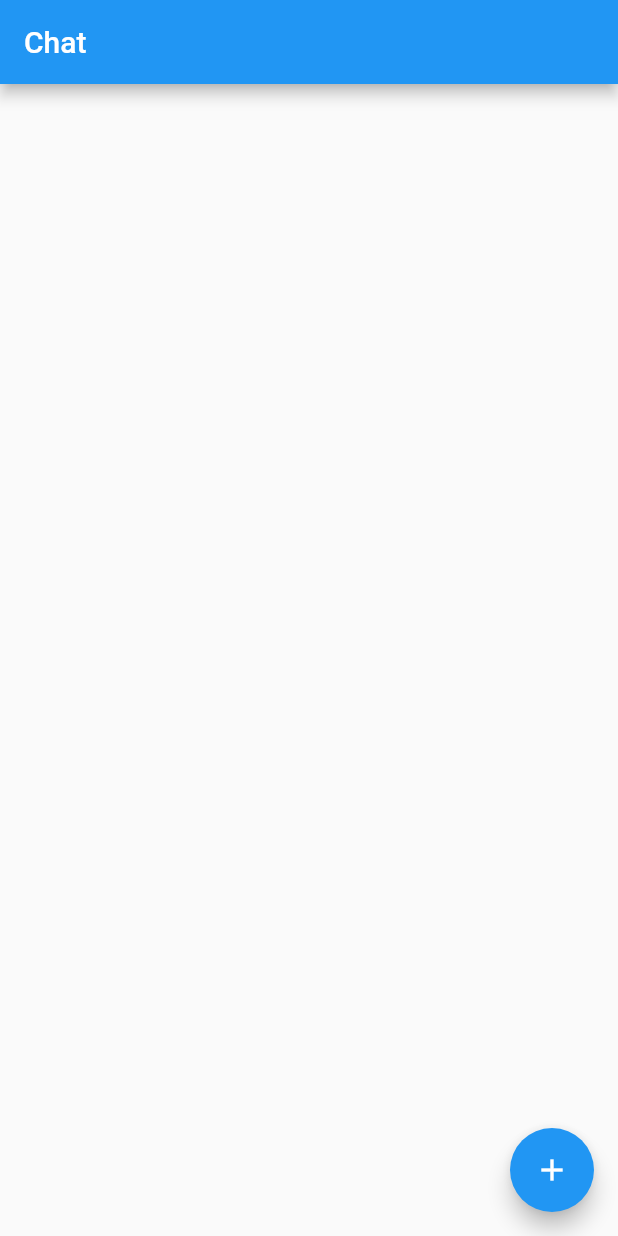
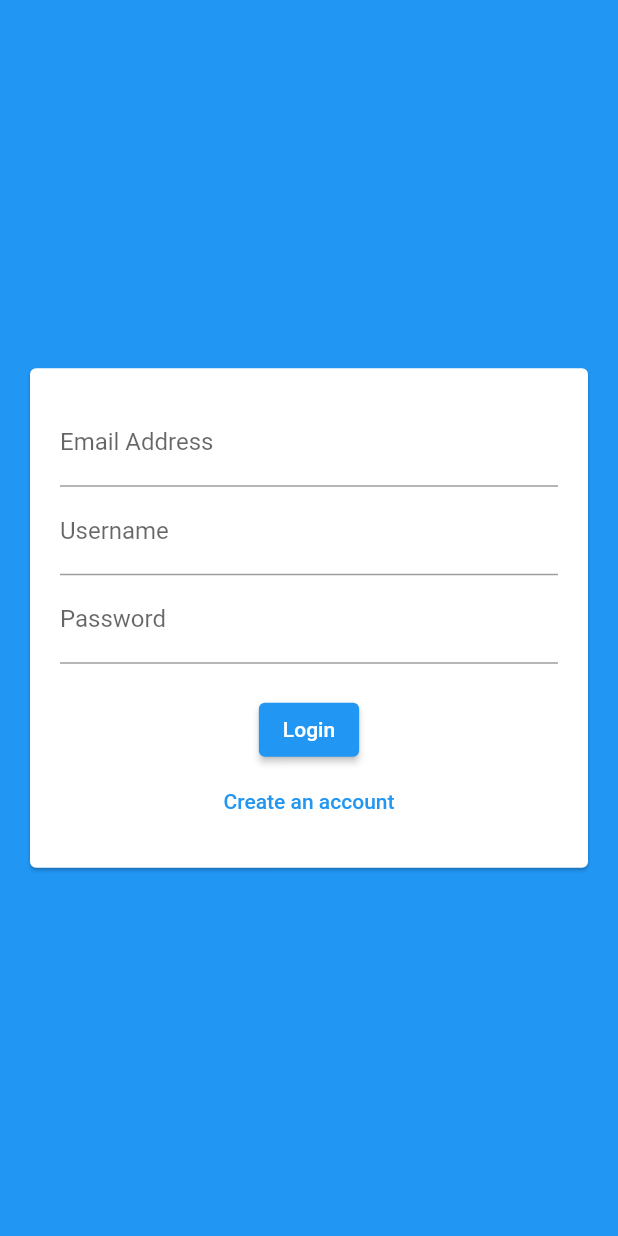
Before and after one commit to jakubjaran/firebase_chat_app, a Flutter app: the screen it shows after launch, on a phone screen of 412 x 824 dp. Run offline on Flutter 3.47's test engine with Material 2 defaults, Android fonts, the phone set to English and light mode, and no system bars; our stand-ins replace cloud_firestore, firebase_core; accounts and stored records are empty.

Commit message:
Basic auth screen

```diff
--- a/lib/main.dart
+++ b/lib/main.dart
@@ -1,6 +1,7 @@
 import 'package:flutter/material.dart';
 
-import './screens/chat_screen.dart';
+import 'package:firebase_chat_app/screens/auth_screen.dart';
+import 'package:firebase_chat_app/screens/chat_screen.dart';
 
 void main() => runApp(MyApp());
 
@@ -12,7 +13,7 @@
       theme: ThemeData(
         primaryColor: Colors.blue,
       ),
-      home: ChatScreen(),
+      home: AuthScreen(),
     );
   }
 }
--- /dev/null
+++ b/lib/screens/auth_screen.dart
@@ -0,0 +1,18 @@
+import 'package:flutter/material.dart';
+
+import 'package:firebase_chat_app/widgets/auth/auth_form.dart';
+
+class AuthScreen extends StatefulWidget {
+  @override
+  _AuthScreenState createState() => _AuthScreenState();
+}
+
+class _AuthScreenState extends State<AuthScreen> {
+  @override
+  Widget build(BuildContext context) {
+    return Scaffold(
+      backgroundColor: Theme.of(context).primaryColor,
+      body: AuthForm(),
+    );
+  }
+}
--- /dev/null
+++ b/lib/widgets/auth/auth_form.dart
@@ -0,0 +1,49 @@
+import 'package:flutter/material.dart';
+
+class AuthForm extends StatefulWidget {
+  @override
+  _AuthFormState createState() => _AuthFormState();
+}
+
+class _AuthFormState extends State<AuthForm> {
+  @override
+  Widget build(BuildContext context) {
+    return Center(
+      child: Card(
+        margin: EdgeInsets.all(20),
+        child: SingleChildScrollView(
+          child: Padding(
+            padding: const EdgeInsets.all(20.0),
+            child: Form(
+              child: Column(
+                mainAxisSize: MainAxisSize.min,
+                children: [
+                  TextFormField(
+                    keyboardType: TextInputType.emailAddress,
+                    decoration: InputDecoration(labelText: 'Email Address'),
+                  ),
+                  TextFormField(
+                    decoration: InputDecoration(labelText: 'Username'),
+                  ),
+                  TextFormField(
+                    decoration: InputDecoration(labelText: 'Password'),
+                    obscureText: true,
+                  ),
+                  SizedBox(height: 20),
+                  ElevatedButton(
+                    onPressed: () {},
+                    child: Text('Login'),
+                  ),
+                  TextButton(
+                    onPressed: () {},
+                    child: Text('Create an account'),
+                  ),
+                ],
+              ),
+            ),
+          ),
+        ),
+      ),
+    );
+  }
+}
```
